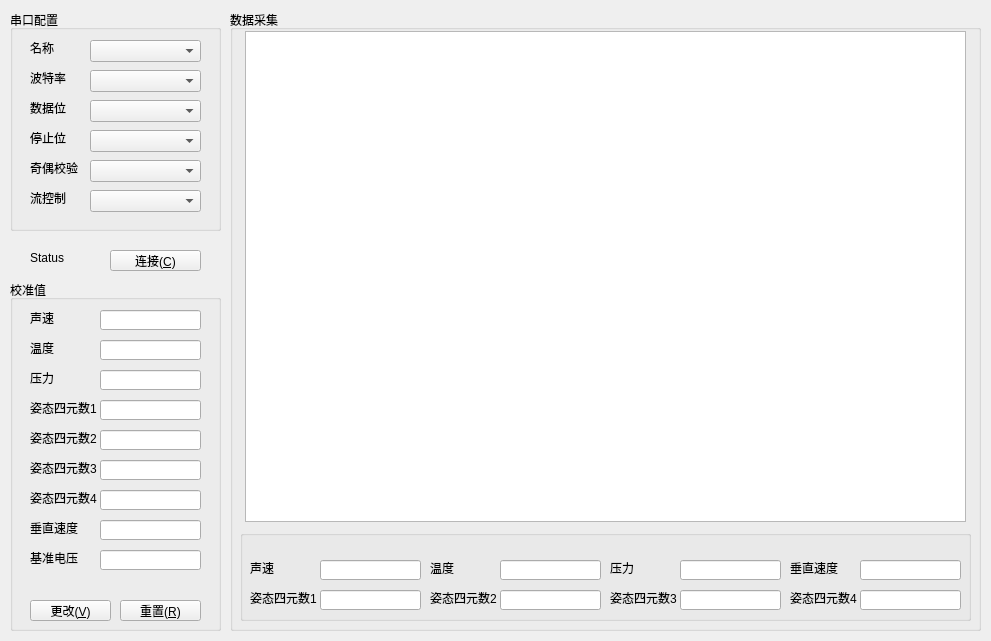
This is mainwindow.ui in ListeningDeath/Speedometer as Qt 5 draws it before an edit. The edited form follows.
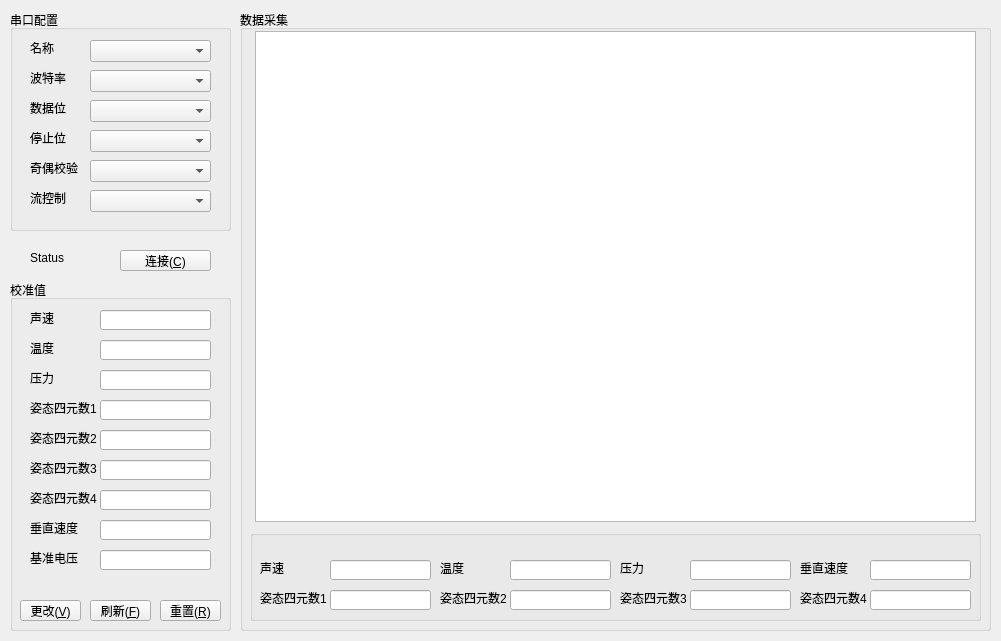
This is the edited form. Icons and pictures are not drawn. Custom widgets are drawn as their Qt base class.

Commit message: 1.加入读取刷新按钮; 2.添加图标等资源.

What changed in the file:
```diff
--- a/mainwindow.ui
+++ b/mainwindow.ui
@@ -6,7 +6,7 @@
    <rect>
     <x>0</x>
     <y>0</y>
-    <width>991</width>
+    <width>1001</width>
     <height>641</height>
    </rect>
   </property>
@@ -19,7 +19,7 @@
      <rect>
       <x>10</x>
       <y>10</y>
-      <width>211</width>
+      <width>221</width>
       <height>221</height>
      </rect>
     </property>
@@ -31,7 +31,7 @@
       <rect>
        <x>80</x>
        <y>30</y>
-       <width>111</width>
+       <width>121</width>
        <height>22</height>
       </rect>
      </property>
@@ -54,7 +54,7 @@
       <rect>
        <x>80</x>
        <y>60</y>
-       <width>111</width>
+       <width>121</width>
        <height>22</height>
       </rect>
      </property>
@@ -77,7 +77,7 @@
       <rect>
        <x>80</x>
        <y>90</y>
-       <width>111</width>
+       <width>121</width>
        <height>22</height>
       </rect>
      </property>
@@ -100,7 +100,7 @@
       <rect>
        <x>80</x>
        <y>120</y>
-       <width>111</width>
+       <width>121</width>
        <height>22</height>
       </rect>
      </property>
@@ -123,7 +123,7 @@
       <rect>
        <x>80</x>
        <y>150</y>
-       <width>111</width>
+       <width>121</width>
        <height>22</height>
       </rect>
      </property>
@@ -159,7 +159,7 @@
       <rect>
        <x>80</x>
        <y>180</y>
-       <width>111</width>
+       <width>121</width>
        <height>22</height>
       </rect>
      </property>
@@ -170,7 +170,7 @@
      <rect>
       <x>10</x>
       <y>280</y>
-      <width>211</width>
+      <width>221</width>
       <height>351</height>
      </rect>
     </property>
@@ -195,7 +195,7 @@
       <rect>
        <x>90</x>
        <y>30</y>
-       <width>101</width>
+       <width>111</width>
        <height>20</height>
       </rect>
      </property>
@@ -205,7 +205,7 @@
       <rect>
        <x>90</x>
        <y>60</y>
-       <width>101</width>
+       <width>111</width>
        <height>20</height>
       </rect>
      </property>
@@ -228,7 +228,7 @@
       <rect>
        <x>90</x>
        <y>90</y>
-       <width>101</width>
+       <width>111</width>
        <height>20</height>
       </rect>
      </property>
@@ -251,7 +251,7 @@
       <rect>
        <x>90</x>
        <y>120</y>
-       <width>101</width>
+       <width>111</width>
        <height>20</height>
       </rect>
      </property>
@@ -274,7 +274,7 @@
       <rect>
        <x>90</x>
        <y>150</y>
-       <width>101</width>
+       <width>111</width>
        <height>20</height>
       </rect>
      </property>
@@ -297,7 +297,7 @@
       <rect>
        <x>90</x>
        <y>180</y>
-       <width>101</width>
+       <width>111</width>
        <height>20</height>
       </rect>
      </property>
@@ -320,7 +320,7 @@
       <rect>
        <x>90</x>
        <y>210</y>
-       <width>101</width>
+       <width>111</width>
        <height>20</height>
       </rect>
      </property>
@@ -343,7 +343,7 @@
       <rect>
        <x>90</x>
        <y>240</y>
-       <width>101</width>
+       <width>111</width>
        <height>20</height>
       </rect>
      </property>
@@ -379,7 +379,7 @@
       <rect>
        <x>90</x>
        <y>270</y>
-       <width>101</width>
+       <width>111</width>
        <height>20</height>
       </rect>
      </property>
@@ -387,9 +387,9 @@
     <widget class="QPushButton" name="btnCaliReset">
      <property name="geometry">
       <rect>
-       <x>110</x>
+       <x>150</x>
        <y>320</y>
-       <width>81</width>
+       <width>61</width>
        <height>21</height>
       </rect>
      </property>
@@ -400,9 +400,9 @@
     <widget class="QPushButton" name="btnCaliVerify">
      <property name="geometry">
       <rect>
-       <x>20</x>
+       <x>10</x>
        <y>320</y>
-       <width>81</width>
+       <width>61</width>
        <height>21</height>
       </rect>
      </property>
@@ -410,11 +410,24 @@
       <string>更改(&amp;V)</string>
      </property>
     </widget>
+    <widget class="QPushButton" name="btnCaliRefresh">
+     <property name="geometry">
+      <rect>
+       <x>80</x>
+       <y>320</y>
+       <width>61</width>
+       <height>21</height>
+      </rect>
+     </property>
+     <property name="text">
+      <string>刷新(&amp;F)</string>
+     </property>
+    </widget>
    </widget>
    <widget class="QGroupBox" name="gbDataCollection">
     <property name="geometry">
      <rect>
-      <x>230</x>
+      <x>240</x>
       <y>10</y>
       <width>751</width>
       <height>621</height>
@@ -658,7 +671,7 @@
    <widget class="QPushButton" name="btnSerialPortConnect">
     <property name="geometry">
      <rect>
-      <x>110</x>
+      <x>120</x>
       <y>250</y>
       <width>91</width>
       <height>21</height>
```
Left out of the diff: 10 changed lines with no effect on the pictures. The commit also changes 6 other files.
